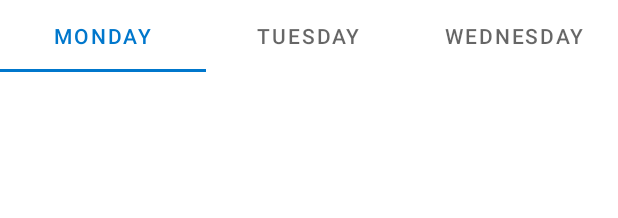
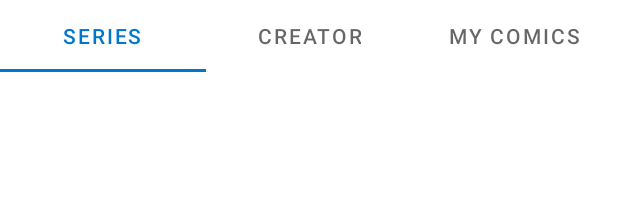
Before and after one commit to wtbenica/InfiniteLongbox, an Android app: the layout tab_layout.xml on its own in the app's theme, with its tools: preview values and no code run, on a phone screen of 412 x 824 dp. Shown: the top 218 px of the screen. Run offline under Robolectric (Android 15) with nearby library versions, the phone set to English and light mode, and no system bars.

Commit message:
fixes from code analysis prepare to merge

```diff
--- a/app/build.gradle
+++ b/app/build.gradle
@@ -10,7 +10,7 @@ android {
 
     defaultConfig {
         applicationId "com.wtb.comiccollector"
-        minSdkVersion 21
+        minSdkVersion 24
         targetSdkVersion 30
         versionCode 1
         versionName "1.0"
@@ -38,14 +38,14 @@ android {
     }
 
     kotlinOptions {
-        jvmTarget = '1.8'
+        jvmTarget = JavaVersion.VERSION_1_8.toString()
     }
 }
 
 dependencies {
 
     implementation 'com.squareup.retrofit2:retrofit:2.9.0'
-    implementation 'com.squareup.retrofit2:converter-gson:2.8.0'
+    implementation 'com.squareup.retrofit2:converter-gson:2.9.0'
     implementation "org.jetbrains.kotlin:kotlin-stdlib:$kotlin_version"
     implementation 'androidx.core:core-ktx:1.3.2'
     implementation "androidx.viewpager2:viewpager2:1.0.0"
--- a/app/src/main/java/com/wtb/comiccollector/IssueRepository.kt
+++ b/app/src/main/java/com/wtb/comiccollector/IssueRepository.kt
@@ -39,14 +39,14 @@ class IssueRepository private constructor(context: Context) {
 
     var allSeries: MutableLiveData<List<Series>> = MutableLiveData(issueDao.getAllSeries().value)
 
-    val retrofit = Retrofit.Builder()
+    private val retrofit: Retrofit = Retrofit.Builder()
         .baseUrl(BASE_URL)
         .addConverterFactory(GsonConverterFactory.create())
         .build()
 
-    val apiService: Webservice = retrofit.create(Webservice::class.java)
+    private val apiService: Webservice = retrofit.create(Webservice::class.java)
 
-    val call: Call<List<JsonRead.Item>> = apiService.getSeries()
+    private val call: Call<List<JsonRead.Item>> = apiService.getSeries()
 
     init {
         Log.d("POTATO", "graham cracker")
--- a/app/src/main/java/com/wtb/comiccollector/SeriesFilterRow.kt
+++ b/app/src/main/java/com/wtb/comiccollector/SeriesFilterRow.kt
@@ -1,5 +1,3 @@
 package com.wtb.comiccollector
 
-class SeriesFilterRow {
-
-}
+class SeriesFilterRow
--- a/app/src/main/res/layout/tab_layout.xml
+++ b/app/src/main/res/layout/tab_layout.xml
@@ -1,6 +1,8 @@
 <?xml version="1.0" encoding="utf-8"?>
 <LinearLayout xmlns:android="http://schemas.android.com/apk/res/android"
-    android:orientation="vertical" android:layout_width="match_parent"
+    xmlns:tools="http://schemas.android.com/tools"
+    android:orientation="vertical"
+    android:layout_width="match_parent"
     android:layout_height="match_parent">
 
     <com.google.android.material.tabs.TabLayout
@@ -11,17 +13,17 @@
         <com.google.android.material.tabs.TabItem
             android:layout_width="wrap_content"
             android:layout_height="wrap_content"
-            android:text="Monday" />
+            tools:text="@string/series" />
 
         <com.google.android.material.tabs.TabItem
             android:layout_width="wrap_content"
             android:layout_height="wrap_content"
-            android:text="Tuesday" />
+            tools:text="@string/creator" />
 
         <com.google.android.material.tabs.TabItem
             android:layout_width="wrap_content"
             android:layout_height="wrap_content"
-            android:text="Wednesday" />
+            tools:text="@string/my_comics" />
     </com.google.android.material.tabs.TabLayout>
 
     <androidx.viewpager2.widget.ViewPager2
--- a/app/src/main/res/values/strings.xml
+++ b/app/src/main/res/values/strings.xml
@@ -42,9 +42,13 @@
     <string name="issue_credits">Issue Credits</string>
     <string name="group_by">Group By</string>
     <string name="filter_by">Filter By</string>
+    <string name="series">Series</string>
+    <string name="creator">Creator</string>
+    <string name="my_comics">My Comics</string>
     <string-array name="grouping_options">
-        <item>Series</item>
-        <item>Creator</item>
+        <item>@string/series</item>
+        <item>@string/creator</item>
+        <item>@string/my_comics</item>
     </string-array>
     <string-array name="filtering_options">
         <item>Date</item>
```
Also changed, not shown: app/src/main/java/com/wtb/comiccollector/CreatorListFragment.kt (+0 -20 lines), app/src/main/java/com/wtb/comiccollector/GroupListFragment.kt (+22 -2 lines), app/src/main/java/com/wtb/comiccollector/JsonRead.kt (+4 -8 lines), app/src/main/java/com/wtb/comiccollector/SeriesListFragment.kt (+0 -20 lines), app/src/main/java/com/wtb/comiccollector/TabFragment.kt (+2 -5 lines), app/src/main/res/drawable/ic_launcher_foreground.xml (renamed from app/src/main/res/drawable-v24/ic_launcher_foreground.xml).
